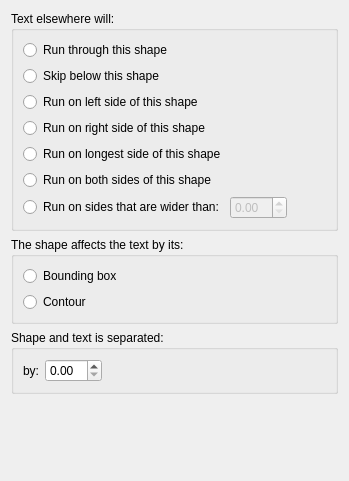
The window that words/part/dialogs/KWRunAroundProperties.ui (KDE/calligra) describes before a commit, drawn with Qt 5.
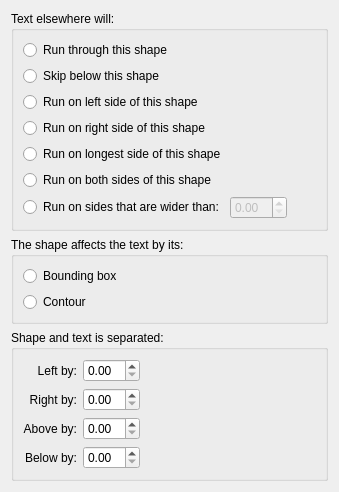
The same window after the commit. Custom widgets are drawn as their Qt base class.

Commit message: Support runaround distance individually on all 4 sides. Treating them all as one gave layout issues Related ui is updated too

What changed in the file:
```diff
--- a/words/part/dialogs/KWRunAroundProperties.ui
+++ b/words/part/dialogs/KWRunAroundProperties.ui
@@ -6,11 +6,11 @@
    <rect>
     <x>0</x>
     <y>0</y>
-    <width>349</width>
-    <height>481</height>
+    <width>339</width>
+    <height>456</height>
    </rect>
   </property>
-  <layout class="QVBoxLayout" name="verticalLayout_4">
+  <layout class="QVBoxLayout" name="verticalLayout_3">
    <item>
     <widget class="QGroupBox" name="groupBox_3">
      <property name="title">
@@ -133,43 +133,123 @@
      <property name="flat">
       <bool>true</bool>
      </property>
-     <layout class="QVBoxLayout" name="verticalLayout_3">
-      <item>
-       <layout class="QHBoxLayout">
-        <property name="spacing">
-         <number>6</number>
-        </property>
-        <property name="margin">
-         <number>0</number>
-        </property>
-        <item>
+     <layout class="QGridLayout" name="gridLayout">
+      <item row="0" column="0">
          <widget class="QLabel" name="label_5">
           <property name="text">
-           <string>by:</string>
-          </property>
+         <string>Left by:</string>
+        </property>
+        <property name="alignment">
+         <set>Qt::AlignRight|Qt::AlignTrailing|Qt::AlignVCenter</set>
+        </property>
           <property name="buddy">
            <cstring>distance</cstring>
           </property>
          </widget>
         </item>
-        <item>
-         <widget class="KoUnitDoubleSpinBox" name="distance"/>
-        </item>
-        <item>
+      <item row="0" column="1">
+       <widget class="KoUnitDoubleSpinBox" name="distanceLeft"/>
+      </item>
+      <item row="0" column="2">
          <spacer>
           <property name="orientation">
            <enum>Qt::Horizontal</enum>
           </property>
           <property name="sizeHint" stdset="0">
            <size>
-            <width>20</width>
+          <width>180</width>
             <height>20</height>
            </size>
           </property>
          </spacer>
         </item>
-       </layout>
+      <item row="2" column="0">
+       <widget class="QLabel" name="label_6">
+        <property name="text">
+         <string>Above by:</string>
+        </property>
+        <property name="alignment">
+         <set>Qt::AlignRight|Qt::AlignTrailing|Qt::AlignVCenter</set>
+        </property>
+        <property name="buddy">
+         <cstring>distanceLeft</cstring>
+        </property>
+       </widget>
       </item>
+      <item row="2" column="1">
+       <widget class="KoUnitDoubleSpinBox" name="distanceTop"/>
+      </item>
+      <item row="2" column="2">
+       <spacer>
+        <property name="orientation">
+         <enum>Qt::Horizontal</enum>
+        </property>
+        <property name="sizeHint" stdset="0">
+         <size>
+          <width>180</width>
+          <height>20</height>
+         </size>
+        </property>
+       </spacer>
+      </item>
+      <item row="4" column="0">
+       <widget class="QLabel" name="label_8">
+        <property name="text">
+         <string>Below by:</string>
+        </property>
+        <property name="alignment">
+         <set>Qt::AlignRight|Qt::AlignTrailing|Qt::AlignVCenter</set>
+        </property>
+        <property name="buddy">
+         <cstring>distanceLeft</cstring>
+        </property>
+       </widget>
+      </item>
+      <item row="4" column="1">
+       <widget class="KoUnitDoubleSpinBox" name="distanceBottom"/>
+      </item>
+      <item row="4" column="2">
+       <spacer>
+        <property name="orientation">
+         <enum>Qt::Horizontal</enum>
+        </property>
+        <property name="sizeHint" stdset="0">
+         <size>
+          <width>180</width>
+          <height>20</height>
+         </size>
+        </property>
+       </spacer>
+      </item>
+      <item row="1" column="0">
+       <widget class="QLabel" name="label_7">
+        <property name="text">
+         <string>Right by:</string>
+        </property>
+        <property name="alignment">
+         <set>Qt::AlignRight|Qt::AlignTrailing|Qt::AlignVCenter</set>
+        </property>
+        <property name="buddy">
+         <cstring>distanceLeft</cstring>
+        </property>
+       </widget>
+      </item>
+      <item row="1" column="1">
+       <widget class="KoUnitDoubleSpinBox" name="distanceRight"/>
+      </item>
+      <item row="1" column="2">
+       <spacer>
+        <property name="orientation">
+         <enum>Qt::Horizontal</enum>
+        </property>
+        <property name="sizeHint" stdset="0">
+         <size>
+          <width>180</width>
+          <height>20</height>
+         </size>
+        </property>
+       </spacer>
+      </item>
      </layout>
      <zorder></zorder>
     </widget>
```
Left out of the diff: 10 changed lines with no effect on the pictures. Lines whose indentation alone changed are shown as unchanged. The commit also changes 8 other files.
